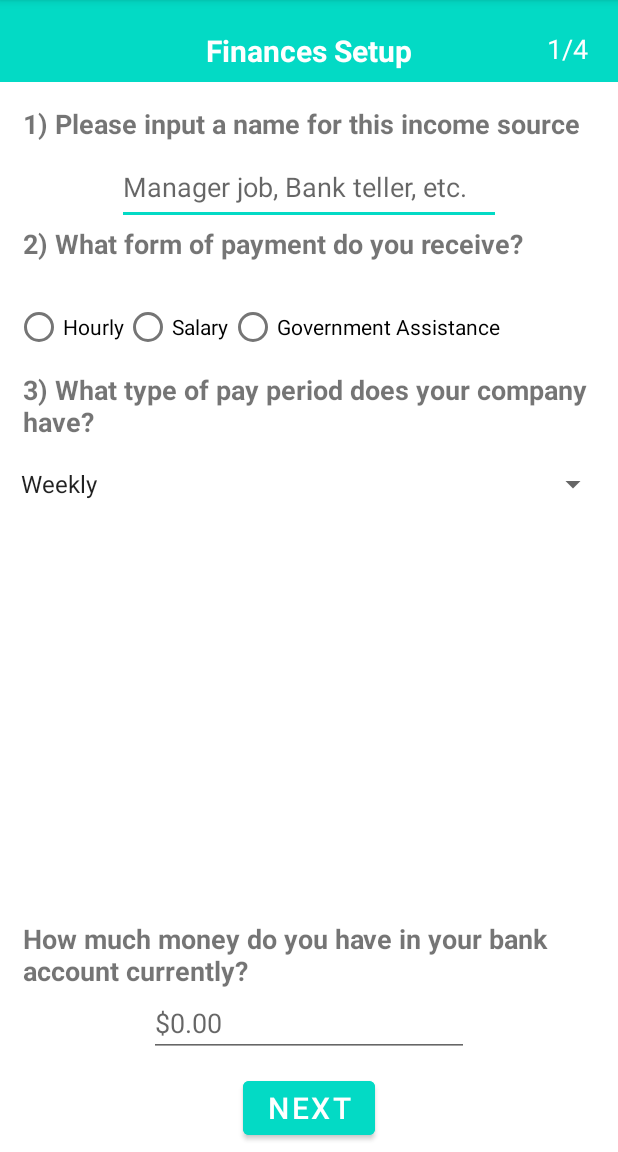
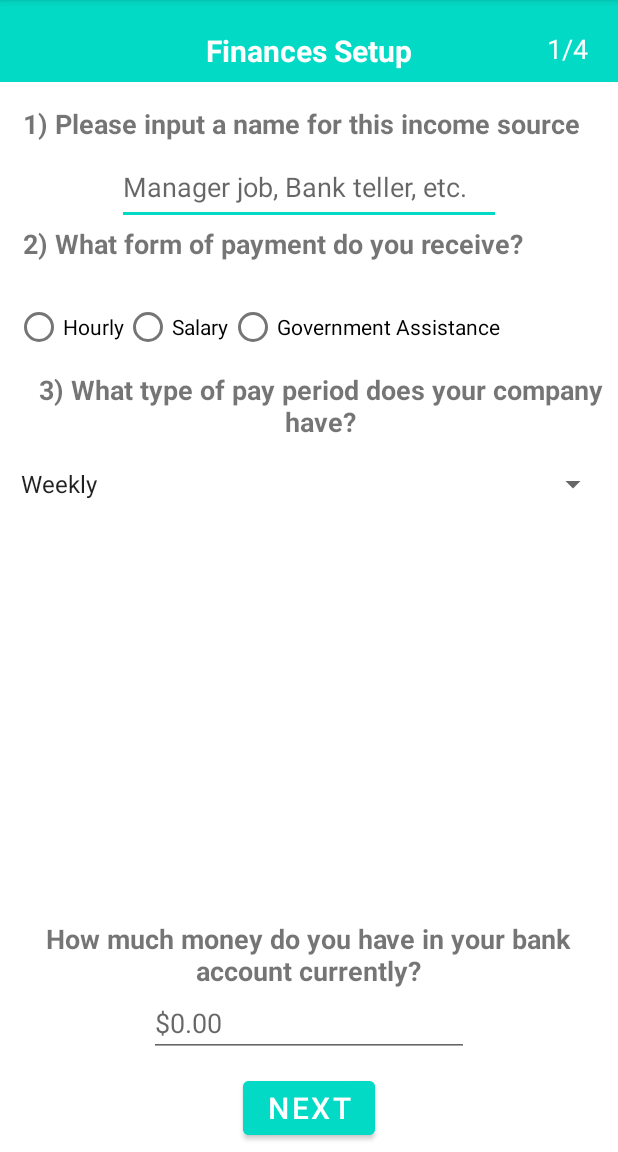
Before and after one commit to Fennrii/BudgetApp, an Android app: the SetupP1 screen opened directly, with no data from a screen before it, on a phone screen of 412 x 824 dp, the part 84-1236 px from its top. Run offline under Robolectric (Android 15) with nearby library versions, the phone set to English and light mode, and no system bars.

Commit message:
Lite-Budgeting

```diff
--- a/app/src/main/res/layout/activity_add_job.xml
+++ b/app/src/main/res/layout/activity_add_job.xml
@@ -1,10 +1,10 @@
 <?xml version="1.0" encoding="utf-8"?>
 <!--Add Income Source-->
 <RelativeLayout xmlns:android="http://schemas.android.com/apk/res/android"
-    xmlns:app="http://schemas.android.com/apk/res-auto"
     xmlns:tools="http://schemas.android.com/tools"
     android:layout_width="match_parent"
     android:layout_height="match_parent"
+    xmlns:app="http://schemas.android.com/apk/res-auto"
     tools:context=".AddJob">
 
     <ImageView
@@ -16,7 +16,6 @@
         app:srcCompat="@android:drawable/bottom_bar"
         tools:srcCompat="@android:drawable/bottom_bar"
         app:tint="@color/teal_200" />
-
 
     <!--Page Title-->
     <TextView
@@ -84,6 +83,7 @@
         android:layout_height="wrap_content"
         android:layout_below="@id/txtPaymentTypeQ_hint"
         android:orientation="horizontal"
+        android:layout_centerHorizontal="true"
         android:layout_marginStart="10dp">
 
         <RadioButton
@@ -114,6 +114,7 @@
         android:layout_height="wrap_content"
         android:text="@string/question2_txt"
         android:textSize="18sp"
+        android:gravity="center"
         android:layout_below="@id/payment_form"
         android:layout_marginTop="10dp"
         android:layout_marginStart="15dp"
--- a/app/src/main/res/layout/activity_setup_p1.xml
+++ b/app/src/main/res/layout/activity_setup_p1.xml
@@ -126,6 +126,7 @@
         android:layout_height="wrap_content"
         android:text="@string/question2_txt"
         android:textSize="18sp"
+        android:gravity="center"
         android:layout_below="@id/payment_form"
         android:layout_marginTop="5dp"
         android:layout_marginStart="15dp"
@@ -245,8 +246,10 @@
         android:layout_above="@+id/current_cash_edit"
         android:layout_width="wrap_content"
         android:layout_height="wrap_content"
+        android:gravity="center"
         android:layout_marginStart="15dp"
         android:layout_marginTop="10dp"
+        android:layout_centerHorizontal="true"
         android:textSize="18sp"
         android:textStyle="bold"
         android:id="@+id/current_cash"/>
--- a/app/src/main/res/layout/fragment_expenses.xml
+++ b/app/src/main/res/layout/fragment_expenses.xml
@@ -273,6 +273,7 @@
                 android:layout_marginRight="15dp"
                 android:layout_alignParentRight="true"
                 android:spinnerMode="dropdown"
+                android:backgroundTint="@color/teal_200"
                 android:contentDescription="@string/spinner_description"
                 android:tooltipText="@string/spinner_description"/>
         </RelativeLayout>
```
Also changed, not shown: app/src/main/res/layout/fragment_income.xml (+5 -2 lines), app/src/main/res/layout/subs.xml (+6 -5 lines).
